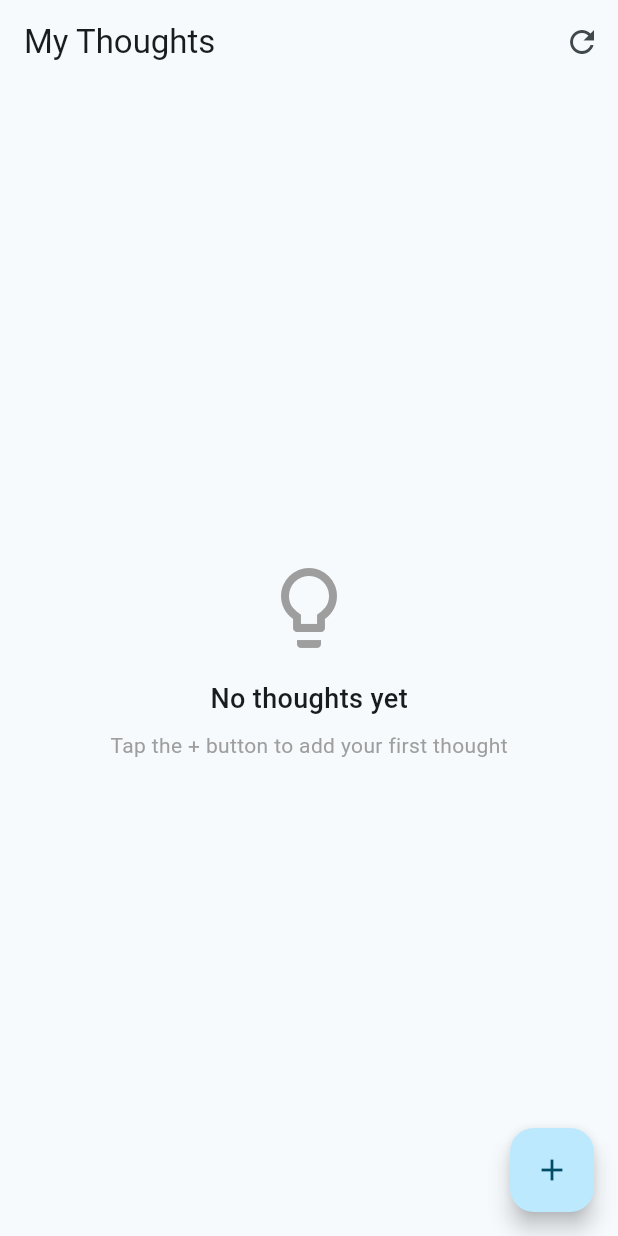
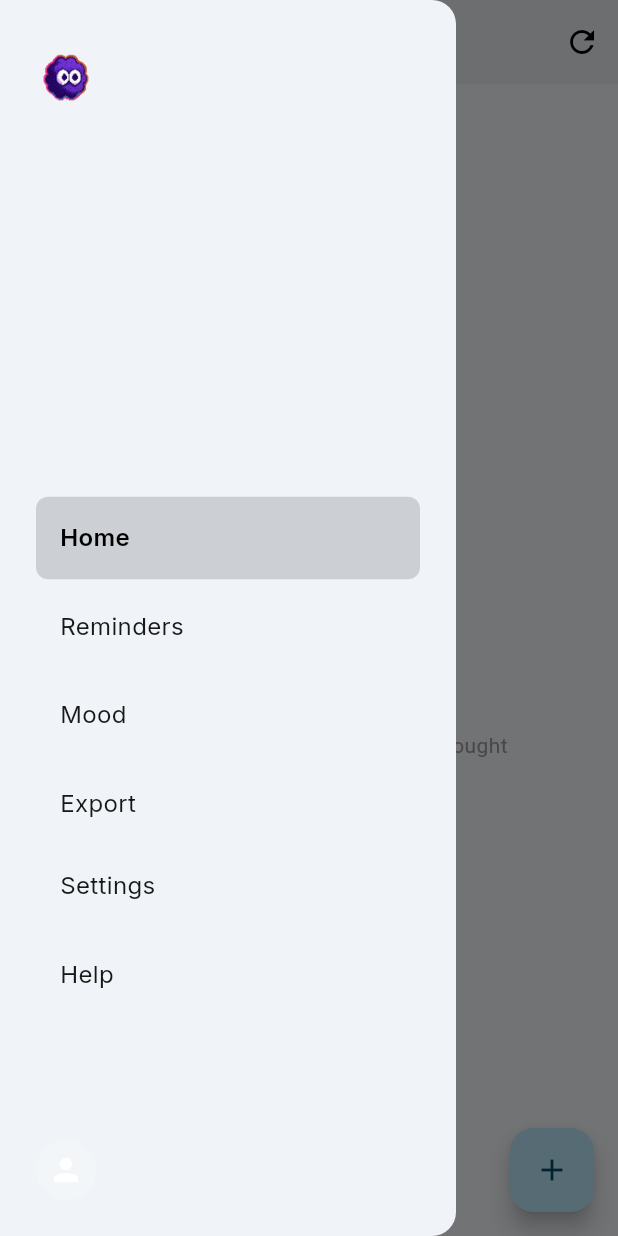
Before and after one commit to syedabaan4/symbiote-cse450, a Flutter app: the screen it shows once a user with an empty profile is signed in, with the side drawer open (before the commit the screen has no drawer), on a phone screen of 412 x 824 dp. Run offline on Flutter 3.47's test engine with Material 3 defaults, Android fonts, the phone set to English and light mode, and no system bars; our stand-ins replace cloud_firestore, equatable, firebase_auth, firebase_core, flutter_bloc, google_fonts and 2 more; missing offline and left inert: encrypt; accounts and stored records are empty.

Commit message:
thought deletion and app drawer

```diff
--- /dev/null
+++ b/lib/features/drawer/widgets/app_drawer.dart
@@ -0,0 +1,177 @@
+import 'package:flutter/material.dart';
+import 'package:flutter_bloc/flutter_bloc.dart';
+import 'package:google_fonts/google_fonts.dart';
+import '../../auth/cubit/auth_cubit.dart';
+import '../../auth/cubit/auth_state.dart';
+
+class AppDrawer extends StatelessWidget {
+  const AppDrawer({super.key});
+
+  @override
+  Widget build(BuildContext context) {
+    return Drawer(
+      child: SafeArea(
+        child: Column(
+          children: [
+              Padding(
+                padding: const EdgeInsets.fromLTRB(24, 32, 24, 24),
+                child: Row(
+                  children: [
+                    Image.asset(
+                      'assets/images/logo.png',
+                      height: 40,
+                      width: 40,
+                      fit: BoxFit.contain,
+                    ),
+                  ],
+                ),
+              ),
+
+            Expanded(
+              child: Padding(
+                padding: const EdgeInsets.symmetric(horizontal: 24),
+                child: Column(
+                  children: [
+                    const Spacer(flex: 4),
+
+                    _buildDrawerItem(
+                      context,
+                      'Home',
+                      isSelected: true,
+                      onTap: () => Navigator.pop(context),
+                    ),
+                    const SizedBox(height: 4),
+                    _buildDrawerItem(
+                      context,
+                      'Reminders',
+                      onTap: () {
+                        // TODO: Navigate to reminders
+                        Navigator.pop(context);
+                      },
+                    ),
+                    const SizedBox(height: 4),
+                    _buildDrawerItem(
+                      context,
+                      'Mood',
+                      onTap: () {
+                        // TODO: Navigate to mood tracker
+                        Navigator.pop(context);
+                      },
+                    ),
+                    const SizedBox(height: 4),
+                    _buildDrawerItem(
+                      context,
+                      'Export',
+                      onTap: () {
+                        // TODO: Navigate to export
+                        Navigator.pop(context);
+                      },
+                    ),
+
+                    // Bottom items
+                    _buildDrawerItem(
+                      context,
+                      'Settings',
+                      onTap: () {
+                        // TODO: Navigate to settings
+                        Navigator.pop(context);
+                      },
+                    ),
+                    const SizedBox(height: 4),
+                    _buildDrawerItem(
+                      context,
+                      'Help',
+                      onTap: () {
+                        // TODO: Navigate to help
+                        Navigator.pop(context);
+                      },
+                    ),
+
+                    const Spacer(flex: 1),
+                  ],
+                ),
+              ),
+            ),
+
+            BlocBuilder<AuthCubit, AuthState>(
+              builder: (context, state) {
+                if (state is Authenticated) {
+                  return Container(
+                    padding: const EdgeInsets.all(24),
+                    child: Row(
+                      children: [
+                        // User avatar
+                        CircleAvatar(
+                          radius: 20,
+                          backgroundColor: Colors.white.withValues(
+                            alpha: 0.2,
+                          ),
+                          backgroundImage: state.user.photoURL != null
+                              ? NetworkImage(state.user.photoURL!)
+                              : null,
+                          child: state.user.photoURL == null
+                              ? const Icon(
+                                  Icons.person,
+                                  color: Colors.white,
+                                  size: 24,
+                                )
+                              : null,
+                        ),
+                        const SizedBox(width: 12),
+                        // User name
+                        Expanded(
+                          child: Text(
+                            state.user.displayName ??
+                                state.user.email?.split('@').first ??
+                                'User',
+                            style: GoogleFonts.inter(
+                              fontSize: 14,
+                              fontWeight: FontWeight.w500,
+                              color: Colors.black.withValues(alpha: 0.9),
+                            ),
+                            overflow: TextOverflow.ellipsis,
+                          ),
+                        ),
+                      ],
+                    ),
+                  );
+                }
+                return const SizedBox.shrink();
+              },
+            ),
+          ],
+        ),
+      ),
+    );
+  }
+
+  Widget _buildDrawerItem(
+    BuildContext context,
+    String title, {
+    bool isSelected = false,
+    required VoidCallback onTap,
+  }) {
+    return InkWell(
+      onTap: onTap,
+      borderRadius: BorderRadius.circular(8),
+      child: Container(
+        width: double.infinity,
+        padding: const EdgeInsets.symmetric(vertical: 16, horizontal: 16),
+        decoration: BoxDecoration(
+          color: isSelected
+              ? Colors.black.withValues(alpha: 0.15)
+              : Colors.transparent,
+          borderRadius: BorderRadius.circular(8),
+        ),
+        child: Text(
+          title,
+          style: GoogleFonts.inter(
+            fontSize: 16,
+            fontWeight: isSelected ? FontWeight.w600 : FontWeight.w400,
+            color: Colors.black.withValues(alpha: (isSelected ? 1.0 : 0.9)),
+          ),
+        ),
+      ),
+    );
+  }
+}
--- a/lib/features/thoughts/cubit/thoughts_cubit.dart
+++ b/lib/features/thoughts/cubit/thoughts_cubit.dart
@@ -94,5 +94,22 @@ class ThoughtsCubit extends Cubit<ThoughtsState> {
     }
   }
 
-  // TODO: Delete thought
+  Future<void> deleteThought(String thoughtId) async {
+    try {
+      final user = _auth.currentUser;
+      if (user == null) {
+        emit(const ThoughtsError('User not authenticated'));
+        return;
+      }
+
+      await _firestore
+          .collection('thoughts')
+          .doc(thoughtId)
+          .delete();
+
+      emit(ThoughtDeleted(thoughtId));
+    } catch (e) {
+      emit(ThoughtsError('Failed to delete thought: ${e.toString()}'));
+    }
+  }
 }
--- a/lib/features/thoughts/cubit/thoughts_state.dart
+++ b/lib/features/thoughts/cubit/thoughts_state.dart
@@ -32,6 +32,15 @@ class ThoughtSaved extends ThoughtsState {
   List<Object?> get props => [thought];
 }
 
+class ThoughtDeleted extends ThoughtsState {
+  final String thoughtId;
+
+  const ThoughtDeleted(this.thoughtId);
+
+  @override
+  List<Object?> get props => [thoughtId];
+}
+
 class ThoughtsError extends ThoughtsState {
   final String message;
 
--- a/lib/features/thoughts/pages/home_page.dart
+++ b/lib/features/thoughts/pages/home_page.dart
@@ -1,45 +1,125 @@
 import 'package:flutter/material.dart';
 import 'package:flutter_bloc/flutter_bloc.dart';
+import 'package:loading_animation_widget/loading_animation_widget.dart';
+import 'package:google_fonts/google_fonts.dart';
+import '../../auth/cubit/auth_cubit.dart';
+import '../../auth/cubit/auth_state.dart';
+import '../../drawer/widgets/app_drawer.dart';
 import '../cubit/thoughts_cubit.dart';
 import '../cubit/thoughts_state.dart';
 import 'thought_entry_page.dart';
 
-// TODO: rethink stateful widget choice
-class HomePage extends StatefulWidget {
+class HomePage extends StatelessWidget {
   const HomePage({super.key});
 
-  @override
-  State<HomePage> createState() => _HomePageState();
+  String _formatDate(DateTime date) {
+    final now = DateTime.now();
+    final today = DateTime(now.year, now.month, now.day);
+    final thoughtDate = DateTime(date.year, date.month, date.day);
+
+    if (thoughtDate == today) {
+      return 'Today';
+    } else if (thoughtDate == today.subtract(const Duration(days: 1))) {
+      return 'Yesterday';
+    } else {
+      return '${date.day}/${date.month}/${date.year}';
+    }
   }
 
-class _HomePageState extends State<HomePage> {
-  @override
-  void initState() {
-    super.initState();
-    context.read<ThoughtsCubit>().loadThoughts();
+  Future<void> _showDeleteDialog(BuildContext context, String thoughtId) async {
+    final confirmed = await showDialog<bool>(
+      context: context,
+      builder: (context) => AlertDialog(
+        title: const Text('Delete Thought'),
+        content: const Text('Are you sure you want to delete this thought? This action cannot be undone.'),
+        actions: [
+          TextButton(
+            onPressed: () => Navigator.pop(context, false),
+            child: const Text('Cancel'),
+          ),
+          TextButton(
+            onPressed: () => Navigator.pop(context, true),
+            style: TextButton.styleFrom(
+              foregroundColor: Colors.red,
+            ),
+            child: const Text('Delete'),
+          ),
+        ],
+      ),
+    );
+
+    if (confirmed == true && context.mounted) {
+      context.read<ThoughtsCubit>().deleteThought(thoughtId);
+    }
   }
 
   @override
   Widget build(BuildContext context) {
+    return MultiBlocListener(
+      listeners: [
+        BlocListener<AuthCubit, AuthState>(
+          listener: (context, state) {
+            if (state is Authenticated) {
+              context.read<ThoughtsCubit>().loadThoughts();
+            }
+          },
+        ),
+        BlocListener<ThoughtsCubit, ThoughtsState>(
+          listener: (context, state) {
+            if (state is ThoughtSaved || state is ThoughtDeleted) {
+              context.read<ThoughtsCubit>().loadThoughts();
+            }
+          },
+        ),
+      ],
+      child: BlocBuilder<AuthCubit, AuthState>(
+        builder: (context, authState) {
+          if (authState is Authenticated) {
+            final thoughtsState = context.read<ThoughtsCubit>().state;
+            if (thoughtsState is ThoughtsInitial) {
+              WidgetsBinding.instance.addPostFrameCallback((_) {
+                context.read<ThoughtsCubit>().loadThoughts();
+              });
+            }
+          }
+
           return Scaffold(
+            drawer: const AppDrawer(),
             appBar: AppBar(
-        title: const Text('My Thoughts'),
+              centerTitle: true,
+              title: Text(
+                'My Thoughts',
+                style: GoogleFonts.inter(
+                  fontSize: 18,
+                  fontWeight: FontWeight.w600,
+                  color: Colors.black,
+                ),
+              ),
+              backgroundColor: Colors.blueGrey.shade50,
+              elevation: 0,
+              leading: Builder(
+                builder: (context) => IconButton(
+                  icon: const Icon(
+                    Icons.menu,
+                    color: Colors.black,
+                  ),
+                  onPressed: () => Scaffold.of(context).openDrawer(),
+                ),
+              ),
               actions: [
                 IconButton(
-            icon: const Icon(Icons.refresh),
+                  icon: const Icon(
+                    Icons.refresh,
+                    color: Colors.black,
+                  ),
                   onPressed: () => context.read<ThoughtsCubit>().loadThoughts(),
                 ),
               ],
             ),
-      body: BlocConsumer<ThoughtsCubit, ThoughtsState>(
-        listener: (context, state) {
-          if (state is ThoughtSaved) {
-            context.read<ThoughtsCubit>().loadThoughts();
-          }
-        },
+            body: BlocBuilder<ThoughtsCubit, ThoughtsState>(
               builder: (context, state) {
                 if (state is ThoughtsLoading) {
-            return const Center(child: CircularProgressIndicator());
+                  return Center(child: LoadingAnimationWidget.fourRotatingDots(color: Colors.black, size: 30));
                 }
 
                 if (state is ThoughtsError) {
@@ -101,7 +181,8 @@ class _HomePageState extends State<HomePage> {
                           onTap: () {
                             // TODO: Navigate to thought chat/thread
                           },
-                    borderRadius: BorderRadius.horizontal(),
+                          onLongPress: () => _showDeleteDialog(context, thought.id),
+                          borderRadius: BorderRadius.circular(12),
                           child: Padding(
                             padding: const EdgeInsets.all(16.0),
                             child: Column(
@@ -142,26 +223,12 @@ class _HomePageState extends State<HomePage> {
                     builder: (context) => const ThoughtEntryPage(),
                   ),
                 );
-          if (context.mounted) {
-            context.read<ThoughtsCubit>().loadThoughts();
-          }
               },
               child: const Icon(Icons.add),
             ),
           );
-  }
-
-  String _formatDate(DateTime date) {
-    final now = DateTime.now();
-    final today = DateTime(now.year, now.month, now.day);
-    final thoughtDate = DateTime(date.year, date.month, date.day);
-
-    if (thoughtDate == today) {
-      return 'Today';
-    } else if (thoughtDate == today.subtract(const Duration(days: 1))) {
-      return 'Yesterday';
-    } else {
-      return '${date.day}/${date.month}/${date.year}';
+        },
+      ),
+    );
   }
 }
-}
```
Also changed, not shown: assets/images/logo.png (added). Lines whose indentation alone changed are shown as unchanged.
